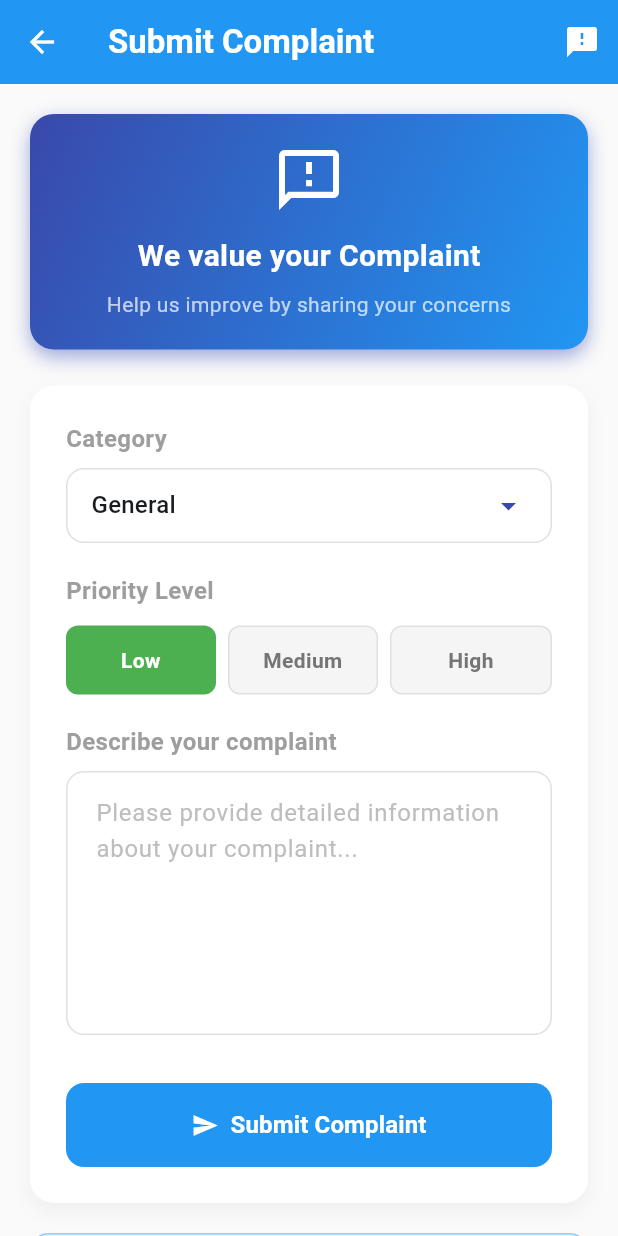
After one commit to deepakdas-d/Divya_Makers, a Flutter app: the Complaint screen opened directly, on a phone screen of 412 x 824 dp. The commit adds this screen. Run offline on Flutter 3.47's test engine with Material 3 defaults, Android fonts, the light colour scheme and no system bars; our stand-ins replace cached_network_image, cloud_firestore, firebase_auth, firebase_core, get; accounts and stored records are empty.

Commit message:
28-06-2025 new

```diff
--- /dev/null
+++ b/makers/lib/Controller/complaint_controller.dart
@@ -0,0 +1,128 @@
+// complaint_controller.dart
+import 'package:cloud_firestore/cloud_firestore.dart';
+import 'package:firebase_auth/firebase_auth.dart';
+import 'package:flutter/material.dart';
+import 'package:get/get.dart';
+
+class ComplaintController extends GetxController {
+  final formKey = GlobalKey<FormState>();
+  final complaintController = TextEditingController();
+
+  final RxBool isLoading = false.obs;
+  final RxString selectedCategory = 'General'.obs;
+  final RxInt priority = 1.obs; // 1: Low, 2: Medium, 3: High
+
+  final List<String> categories = [
+    'General',
+    'Technical Issue',
+    'Billing',
+    'Service Quality',
+    'Staff Behavior',
+    'Facility',
+    'Other',
+  ];
+
+  Future<void> submitComplaint() async {
+    if (!formKey.currentState!.validate()) return;
+
+    isLoading.value = true;
+
+    try {
+      final user = FirebaseAuth.instance.currentUser;
+      if (user == null) {
+        Get.snackbar(
+          'Error',
+          'Please log in to submit a complaint',
+          snackPosition: SnackPosition.BOTTOM,
+          backgroundColor: Colors.red.shade100,
+          colorText: Colors.red.shade800,
+          icon: const Icon(Icons.error_outline),
+        );
+        return;
+      }
+
+      // Get user's name from Firestore
+      final userDoc = await FirebaseFirestore.instance
+          .collection('users')
+          .doc(user.uid)
+          .get();
+
+      final name = userDoc.data()?['name'] ?? 'Unknown User';
+      final email = userDoc.data()?['email'] ?? user.email ?? 'No email';
+
+      // Generate complaint ID
+      final complaintId = DateTime.now().millisecondsSinceEpoch.toString();
+
+      await FirebaseFirestore.instance.collection('complaints').add({
+        'complaintId': complaintId,
+        'userId': user.uid,
+        'name': name,
+        'email': email,
+        'complaint': complaintController.text.trim(),
+        'category': selectedCategory.value,
+        'priority': priority.value,
+        'status': 'pending',
+        'timestamp': FieldValue.serverTimestamp(),
+        'createdAt': DateTime.now().toIso8601String(),
+      });
+
+      Get.snackbar(
+        'Success',
+        'Your complaint has been submitted successfully!\nComplaint ID: $complaintId',
+        snackPosition: SnackPosition.BOTTOM,
+        backgroundColor: Colors.green.shade100,
+        colorText: Colors.green.shade800,
+        icon: const Icon(Icons.check_circle_outline),
+        duration: const Duration(seconds: 4),
+      );
+
+      // Clear form
+      complaintController.clear();
+      selectedCategory.value = 'General';
+      priority.value = 1;
+    } catch (e) {
+      Get.snackbar(
+        'Error',
+        'Failed to submit complaint. Please try again.',
+        snackPosition: SnackPosition.BOTTOM,
+        backgroundColor: Colors.red.shade100,
+        colorText: Colors.red.shade800,
+        icon: const Icon(Icons.error_outline),
+      );
+    } finally {
+      isLoading.value = false;
+    }
+  }
+
+  String getPriorityText(int value) {
+    switch (value) {
+      case 1:
+        return 'Low';
+      case 2:
+        return 'Medium';
+      case 3:
+        return 'High';
+      default:
+        return 'Low';
+    }
+  }
+
+  Color getPriorityColor(int value) {
+    switch (value) {
+      case 1:
+        return Colors.green;
+      case 2:
+        return Colors.orange;
+      case 3:
+        return Colors.red;
+      default:
+        return Colors.green;
+    }
+  }
+
+  @override
+  void onClose() {
+    complaintController.dispose();
+    super.onClose();
+  }
+}
--- /dev/null
+++ b/makers/lib/Screens/complaint.dart
@@ -0,0 +1,340 @@
+import 'package:flutter/material.dart';
+import 'package:get/get.dart';
+import 'package:makers/Controller/complaint_controller.dart';
+import 'package:makers/Screens/response_page.dart';
+
+class Complaint extends StatelessWidget {
+  const Complaint({super.key});
+
+  @override
+  Widget build(BuildContext context) {
+    final controller = Get.put(ComplaintController());
+
+    return Scaffold(
+      backgroundColor: Colors.grey.shade50,
+      appBar: AppBar(
+        title: const Text(
+          'Submit Complaint',
+          style: TextStyle(fontWeight: FontWeight.w600, color: Colors.white),
+        ),
+        backgroundColor: Color(0xFF2196F3),
+        elevation: 0,
+        iconTheme: const IconThemeData(color: Colors.white),
+        actions: [
+          IconButton(
+            onPressed: () {
+              Navigator.push(
+                context,
+                MaterialPageRoute(builder: (context) => ResponsePage()),
+              );
+            },
+            icon: Icon(Icons.feedback),
+          ),
+        ],
+      ),
+      body: SingleChildScrollView(
+        child: Padding(
+          padding: const EdgeInsets.all(20.0),
+          child: Form(
+            key: controller.formKey,
+            child: Column(
+              crossAxisAlignment: CrossAxisAlignment.start,
+              children: [
+                // Header Card
+                Container(
+                  width: double.infinity,
+                  padding: const EdgeInsets.all(20),
+                  decoration: BoxDecoration(
+                    gradient: LinearGradient(
+                      colors: [Colors.indigo.shade600, Color(0xFF2196F3)],
+                      begin: Alignment.topLeft,
+                      end: Alignment.bottomRight,
+                    ),
+                    borderRadius: BorderRadius.circular(16),
+                    boxShadow: [
+                      BoxShadow(
+                        color: Colors.indigo.shade200,
+                        blurRadius: 10,
+                        offset: const Offset(0, 5),
+                      ),
+                    ],
+                  ),
+                  child: Column(
+                    children: [
+                      Icon(
+                        Icons.feedback_outlined,
+                        size: 48,
+                        color: Colors.white,
+                      ),
+                      const SizedBox(height: 12),
+                      const Text(
+                        'We value your Complaint',
+                        style: TextStyle(
+                          color: Colors.white,
+                          fontSize: 20,
+                          fontWeight: FontWeight.bold,
+                        ),
+                      ),
+                      const SizedBox(height: 8),
+                      const Text(
+                        'Help us improve by sharing your concerns',
+                        style: TextStyle(color: Colors.white70, fontSize: 14),
+                        textAlign: TextAlign.center,
+                      ),
+                    ],
+                  ),
+                ),
+
+                const SizedBox(height: 24),
+
+                // Main Form Card
+                Container(
+                  padding: const EdgeInsets.all(24),
+                  decoration: BoxDecoration(
+                    color: Colors.white,
+                    borderRadius: BorderRadius.circular(16),
+                    boxShadow: [
+                      BoxShadow(
+                        color: Colors.grey.shade200,
+                        blurRadius: 10,
+                        offset: const Offset(0, 5),
+                      ),
+                    ],
+                  ),
+                  child: Column(
+                    crossAxisAlignment: CrossAxisAlignment.start,
+                    children: [
+                      // Category Selection
+                      const Text(
+                        'Category',
+                        style: TextStyle(
+                          fontSize: 16,
+                          fontWeight: FontWeight.w600,
+                          color: Colors.grey,
+                        ),
+                      ),
+                      const SizedBox(height: 8),
+                      Obx(
+                        () => Container(
+                          padding: const EdgeInsets.symmetric(horizontal: 16),
+                          decoration: BoxDecoration(
+                            border: Border.all(color: Colors.grey.shade300),
+                            borderRadius: BorderRadius.circular(12),
+                          ),
+                          child: DropdownButtonHideUnderline(
+                            child: DropdownButton<String>(
+                              value: controller.selectedCategory.value,
+                              isExpanded: true,
+                              icon: Icon(
+                                Icons.arrow_drop_down,
+                                color: Colors.indigo.shade600,
+                              ),
+                              onChanged: (String? newValue) {
+                                if (newValue != null) {
+                                  controller.selectedCategory.value = newValue;
+                                }
+                              },
+                              items: controller.categories.map((
+                                String category,
+                              ) {
+                                return DropdownMenuItem<String>(
+                                  value: category,
+                                  child: Text(category),
+                                );
+                              }).toList(),
+                            ),
+                          ),
+                        ),
+                      ),
+
+                      const SizedBox(height: 20),
+
+                      // Priority Selection
+                      const Text(
+                        'Priority Level',
+                        style: TextStyle(
+                          fontSize: 16,
+                          fontWeight: FontWeight.w600,
+                          color: Colors.grey,
+                        ),
+                      ),
+                      const SizedBox(height: 12),
+                      Obx(
+                        () => Row(
+                          children: [1, 2, 3]
+                              .map(
+                                (value) => Expanded(
+                                  child: GestureDetector(
+                                    onTap: () =>
+                                        controller.priority.value = value,
+                                    child: Container(
+                                      margin: EdgeInsets.only(
+                                        right: value < 3 ? 8 : 0,
+                                      ),
+                                      padding: const EdgeInsets.symmetric(
+                                        vertical: 12,
+                                      ),
+                                      decoration: BoxDecoration(
+                                        color:
+                                            controller.priority.value == value
+                                            ? controller.getPriorityColor(value)
+                                            : Colors.grey.shade100,
+                                        borderRadius: BorderRadius.circular(8),
+                                        border: Border.all(
+                                          color:
+                                              controller.priority.value == value
+                                              ? controller.getPriorityColor(
+                                                  value,
+                                                )
+                                              : Colors.grey.shade300,
+                                        ),
+                                      ),
+                                      child: Text(
+                                        controller.getPriorityText(value),
+                                        textAlign: TextAlign.center,
+                                        style: TextStyle(
+                                          color:
+                                              controller.priority.value == value
+                                              ? Colors.white
+                                              : Colors.grey.shade600,
+                                          fontWeight: FontWeight.w600,
+                                        ),
+                                      ),
+                                    ),
+                                  ),
+                                ),
+                              )
+                              .toList(),
+                        ),
+                      ),
+
+                      const SizedBox(height: 20),
+
+                      // Complaint Text Area
+                      const Text(
+                        'Describe your complaint',
+                        style: TextStyle(
+                          fontSize: 16,
+                          fontWeight: FontWeight.w600,
+                          color: Colors.grey,
+                        ),
+                      ),
+                      const SizedBox(height: 8),
+                      TextFormField(
+                        controller: controller.complaintController,
+                        maxLines: 6,
+                        decoration: InputDecoration(
+                          hintText:
+                              'Please provide detailed information about your complaint...',
+                          hintStyle: TextStyle(color: Colors.grey.shade400),
+                          border: OutlineInputBorder(
+                            borderRadius: BorderRadius.circular(12),
+                            borderSide: BorderSide(color: Colors.grey.shade300),
+                          ),
+                          focusedBorder: OutlineInputBorder(
+                            borderRadius: BorderRadius.circular(12),
+                            borderSide: BorderSide(
+                              color: Colors.indigo.shade600,
+                              width: 2,
+                            ),
+                          ),
+                          enabledBorder: OutlineInputBorder(
+                            borderRadius: BorderRadius.circular(12),
+                            borderSide: BorderSide(color: Colors.grey.shade300),
+                          ),
+                          contentPadding: const EdgeInsets.all(16),
+                        ),
+                        validator: (value) {
+                          if (value == null || value.trim().isEmpty) {
+                            return 'Please enter your complaint details';
+                          }
+                          if (value.trim().length < 10) {
+                            return 'Please provide more details (minimum 10 characters)';
+                          }
+                          return null;
+                        },
+                      ),
+
+                      const SizedBox(height: 32),
+
+                      // Submit Button
+                      Obx(
+                        () => SizedBox(
+                          width: double.infinity,
+                          height: 56,
+                          child: ElevatedButton(
+                            onPressed: controller.isLoading.value
+                                ? null
+                                : controller.submitComplaint,
+                            style: ElevatedButton.styleFrom(
+                              backgroundColor: Color(0xFF2196F3),
+                              shape: RoundedRectangleBorder(
+                                borderRadius: BorderRadius.circular(12),
+                              ),
+                              elevation: 0,
+                            ),
+                            child: controller.isLoading.value
+                                ? const SizedBox(
+                                    width: 24,
+                                    height: 24,
+                                    child: CircularProgressIndicator(
+                                      color: Colors.white,
+                                      strokeWidth: 2,
+                                    ),
+                                  )
+                                : const Row(
+                                    mainAxisAlignment: MainAxisAlignment.center,
+                                    children: [
+                                      Icon(Icons.send, color: Colors.white),
+                                      SizedBox(width: 8),
+                                      Text(
+                                        'Submit Complaint',
+                                        style: TextStyle(
+                                          fontSize: 16,
+                                          fontWeight: FontWeight.w600,
+                                          color: Colors.white,
+                                        ),
+                                      ),
+                                    ],
+                                  ),
+                          ),
+                        ),
+                      ),
+                    ],
+                  ),
+                ),
+
+                const SizedBox(height: 20),
+
+                // Info Card
+                Container(
+                  padding: const EdgeInsets.all(16),
+                  decoration: BoxDecoration(
+                    color: Colors.blue.shade50,
+                    borderRadius: BorderRadius.circular(12),
+                    border: Border.all(color: Colors.blue.shade200),
+                  ),
+                  child: Row(
+                    children: [
+                      Icon(Icons.info_outline, color: Colors.blue.shade600),
+                      const SizedBox(width: 12),
+                      Expanded(
+                        child: Text(
+                          'Your complaint will be reviewed soon. You will receive updates here.',
+                          style: TextStyle(
+                            color: Colors.blue.shade800,
+                            fontSize: 13,
+                          ),
+                        ),
+                      ),
+                    ],
+                  ),
+                ),
+              ],
+            ),
+          ),
+        ),
+      ),
+    );
+  }
+}
--- a/makers/lib/Screens/free_stocks.dart
+++ b/makers/lib/Screens/free_stocks.dart
@@ -460,7 +460,7 @@ class _FreeStocksState extends State<FreeStocks>
         appBar: AppBar(
           elevation: 0,
           // Yellow background for app bar
-          backgroundColor: Color(0xFFFFCC3E),
+          backgroundColor: Color(0xFF2196F3),
           foregroundColor: Colors.white,
           systemOverlayStyle: SystemUiOverlayStyle.light,
           title: const Text(
--- a/makers/lib/Screens/home.dart
+++ b/makers/lib/Screens/home.dart
@@ -1,6 +1,7 @@
 import 'package:flutter/material.dart';
 import 'package:get/get.dart';
 import 'package:makers/Controller/dashboard_controller.dart';
+import 'package:makers/Screens/complaint.dart';
 import 'package:makers/Screens/free_stocks.dart';
 import 'package:makers/Screens/order_list.dart';
 
@@ -393,7 +394,7 @@ class Dashboard extends StatelessWidget {
           subtitle: 'Handle customer complaints',
           icon: Icons.report_problem_rounded,
           iconColor: Color(0xFFFF9800),
-          onTap: () => _showComingSoonDialog(),
+          onTap: () => Get.to(() => Complaint()),
           size: size,
         ),
       ],
--- /dev/null
+++ b/makers/lib/Screens/response_page.dart
@@ -0,0 +1,20 @@
+import 'package:flutter/material.dart';
+
+class ResponsePage extends StatefulWidget {
+  const ResponsePage({super.key});
+
+  @override
+  State<ResponsePage> createState() => _ResponsePageState();
+}
+
+class _ResponsePageState extends State<ResponsePage> {
+  @override
+  Widget build(BuildContext context) {
+    return Scaffold(
+      body: Column(
+        mainAxisAlignment: MainAxisAlignment.center,
+        children: [Center(child: Text("Response"))],
+      ),
+    );
+  }
+}
```
